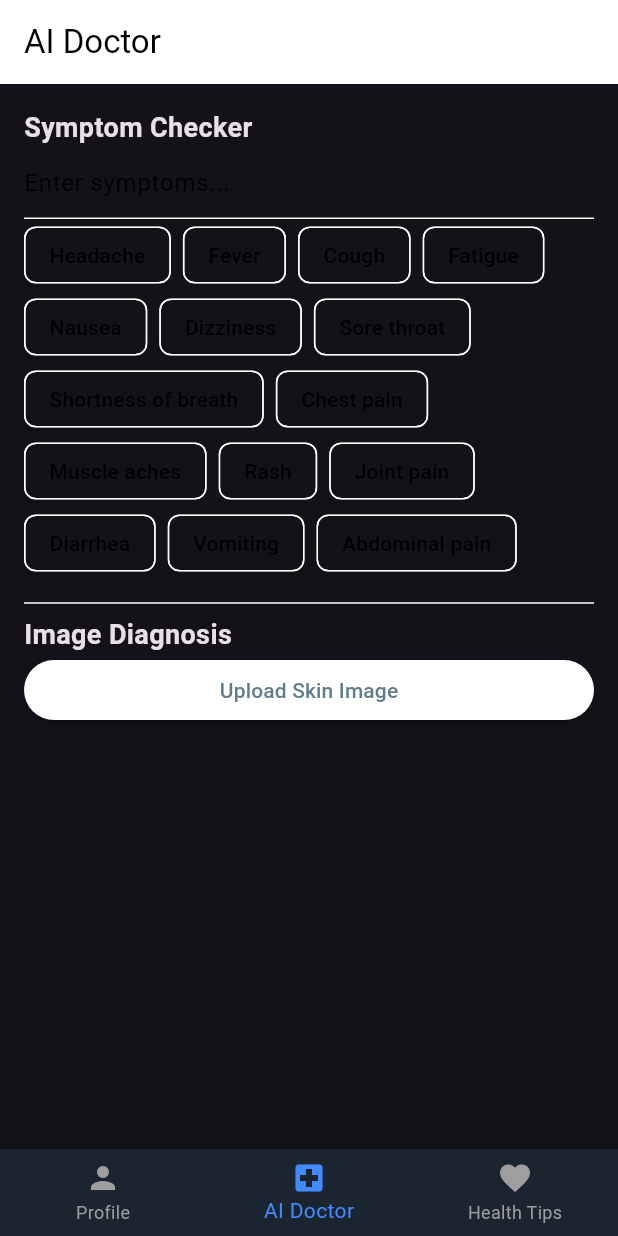
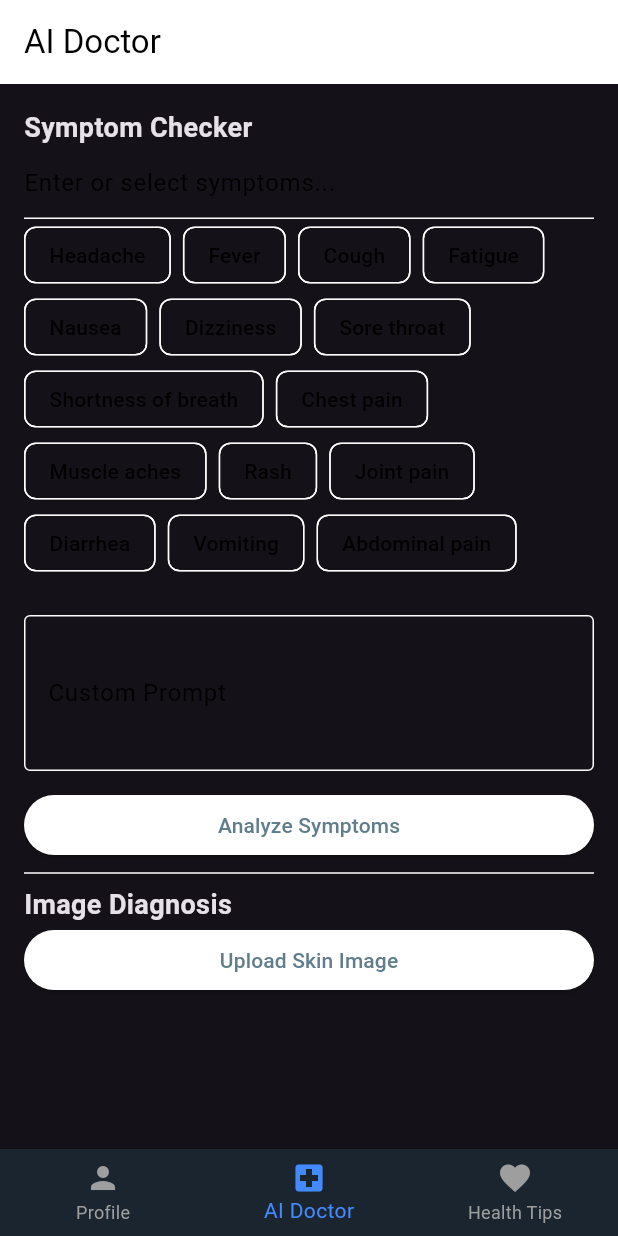
Before and after one commit to harshitt-goel/mydoc_ai, a Flutter app: the screen it shows after launch, on a phone screen of 412 x 824 dp. Run offline on Flutter 3.47's test engine with Material 3 defaults, Android fonts, the phone set to English and light mode, and no system bars; our stand-ins replace flutter_dotenv, google_generative_ai, image_picker; accounts and stored records are empty.

Commit message:
custom prompt option update + existing symptoms as well

```diff
--- a/lib/pages/ai_service.dart
+++ b/lib/pages/ai_service.dart
@@ -1,41 +1,54 @@
-import 'dart:convert';
 import 'dart:typed_data';
 import 'package:flutter_dotenv/flutter_dotenv.dart';
-import 'package:http/http.dart' as http;
 import 'package:google_generative_ai/google_generative_ai.dart';
 
 class AIService {
-  static Future<String> analyzeSymptoms(List<String> symptoms) async {
-    final apiKey = dotenv.env['GEMINI_API_KEY']; // Use GEMINI_API_KEY
+  static Future<String> analyzeSymptoms({
+    required List<String> symptoms,
+    required String customPrompt,
+  }) async {
+    final apiKey = dotenv.env['GEMINI_API_KEY'];
     if (apiKey == null) {
       throw Exception("GEMINI_API_KEY is not set in .env");
     }
 
-    final model = GenerativeModel(model: 'gemini-2.5-pro', apiKey: apiKey); // Initialize Gemini-Pro model
-    final prompt = "Given these symptoms: ${symptoms.join(', ')}, what is the likely illness and treatment plan? Provide a concise answer.";
+    final model = GenerativeModel(model: 'gemini-2.5-pro', apiKey: apiKey);
+
+    // Build final prompt
+    String finalPrompt = '';
+    if (symptoms.isNotEmpty && customPrompt.isNotEmpty) {
+      finalPrompt =
+      "The patient has the following symptoms: ${symptoms.join(', ')}. Additionally, they reported: $customPrompt. Please provide a likely diagnosis and treatment.";
+    } else if (symptoms.isNotEmpty) {
+      finalPrompt =
+      "Given these symptoms: ${symptoms.join(', ')}, what is the likely illness and treatment plan?";
+    } else if (customPrompt.isNotEmpty) {
+      finalPrompt = "Patient says: $customPrompt. What could be the diagnosis and treatment?";
+    } else {
+      return "No symptoms or prompt provided.";
+    }
 
     try {
-      final content = [Content.text(prompt)];
+      final content = [Content.text(finalPrompt)];
       final response = await model.generateContent(content);
-      return response.text ?? "No diagnosis available."; // Get text from response
+      return response.text ?? "No diagnosis available.";
     } catch (e) {
       throw Exception("Gemini Symptom Analysis Error: $e");
     }
   }
 
   static Future<String> analyzeImage(Uint8List imageBytes) async {
-    final apiKey = dotenv.env['GEMINI_API_KEY']; // Use GEMINI_API_KEY
+    final apiKey = dotenv.env['GEMINI_API_KEY'];
     if (apiKey == null) {
       throw Exception("GEMINI_API_KEY is not set in .env");
     }
 
-    // Initialize Gemini-Pro-Vision model for image analysis
     final model = GenerativeModel(model: 'gemini-1.5-flash', apiKey: apiKey);
 
     try {
       final content = [
         Content.text("What is this skin condition and what are some general recommendations?"),
-        Content.data('image/jpeg', imageBytes), // Assuming JPEG, adjust if needed
+        Content.data('image/jpeg', imageBytes),
       ];
       final response = await model.generateContent(content);
       return response.text ?? "No image diagnosis available.";
--- a/lib/pages/doctor_page.dart
+++ b/lib/pages/doctor_page.dart
@@ -1,12 +1,6 @@
-// doctor_page.dart (Updated)
 import 'dart:io';
-import 'dart:typed_data';
-import 'package:flutter/cupertino.dart';
 import 'package:flutter/material.dart';
-import 'package:flutter/services.dart';
 import 'package:image_picker/image_picker.dart';
-import 'package:flutter_dotenv/flutter_dotenv.dart';
-import 'package:flutter/foundation.dart' show debugPrint;
 import 'ai_service.dart';
 
 class DoctorPage extends StatefulWidget {
@@ -19,6 +13,7 @@ class DoctorPage extends StatefulWidget {
 class _DoctorPageState extends State<DoctorPage> {
   final List<String> _selectedSymptoms = [];
   final TextEditingController _symptomController = TextEditingController();
+  final TextEditingController _customPromptController = TextEditingController();
   final List<String> _allSymptoms = [
     'Headache', 'Fever', 'Cough', 'Fatigue', 'Nausea',
     'Dizziness', 'Sore throat', 'Shortness of breath',
@@ -58,16 +53,21 @@ class _DoctorPageState extends State<DoctorPage> {
   }
 
   Future<void> _analyzeSymptoms() async {
-    if (_selectedSymptoms.isEmpty) return;
+    final customPrompt = _customPromptController.text.trim();
+    if (_selectedSymptoms.isEmpty && customPrompt.isEmpty) return;
+
     setState(() {
       _isAnalyzingText = true;
       _textDiagnosis = '';
     });
+
     try {
-      final result = await AIService.analyzeSymptoms(_selectedSymptoms);
+      final result = await AIService.analyzeSymptoms(
+        symptoms: _selectedSymptoms,
+        customPrompt: customPrompt,
+      );
       setState(() => _textDiagnosis = result);
     } catch (e) {
-      debugPrint('Symptom Analysis Error: $e');
       setState(() => _textDiagnosis = 'Error: $e');
     } finally {
       setState(() => _isAnalyzingText = false);
@@ -96,7 +96,6 @@ class _DoctorPageState extends State<DoctorPage> {
       final result = await AIService.analyzeImage(bytes);
       setState(() => _imageDiagnosis = result);
     } catch (e) {
-      debugPrint('Image Analysis Error: $e');
       setState(() => _imageDiagnosis = 'Error: $e');
     } finally {
       setState(() => _isAnalyzingImage = false);
@@ -114,30 +113,47 @@ class _DoctorPageState extends State<DoctorPage> {
             const Text('Symptom Checker', style: TextStyle(fontWeight: FontWeight.bold, fontSize: 18)),
             TextField(
               controller: _symptomController,
-              decoration: const InputDecoration(hintText: 'Enter symptoms...'),
+              decoration: const InputDecoration(hintText: 'Enter or select symptoms...'),
             ),
             Wrap(
               spacing: 8,
-              children: _filteredSymptoms.map((s) => ActionChip(label: Text(s), onPressed: () => _addSymptom(s))).toList(),
+              children: _filteredSymptoms
+                  .map((s) => ActionChip(label: Text(s), onPressed: () => _addSymptom(s)))
+                  .toList(),
             ),
-            const SizedBox(height: 8),
-            if (_selectedSymptoms.isNotEmpty) ...[
+            const SizedBox(height: 12),
+            if (_selectedSymptoms.isNotEmpty)
               Wrap(
                 spacing: 8,
                 children: _selectedSymptoms
-                    .map((s) => Chip(label: Text(s), onDeleted: () => setState(() => _selectedSymptoms.remove(s))))
+                    .map((s) => Chip(
+                  label: Text(s),
+                  onDeleted: () => setState(() => _selectedSymptoms.remove(s)),
+                ))
                     .toList(),
               ),
+            const SizedBox(height: 12),
+            TextField(
+              controller: _customPromptController,
+              maxLines: 3,
+              decoration: const InputDecoration(
+                labelText: 'Custom Prompt',
+                hintText: 'Describe your symptoms or health concern...',
+                border: OutlineInputBorder(),
+              ),
+            ),
+            const SizedBox(height: 12),
             ElevatedButton(
               onPressed: _isAnalyzingText ? null : _analyzeSymptoms,
-                child: _isAnalyzingText ? const CircularProgressIndicator() : const Text('Analyze Symptoms'),
+              child: _isAnalyzingText
+                  ? const CircularProgressIndicator()
+                  : const Text('Analyze Symptoms'),
             ),
             if (_textDiagnosis.isNotEmpty)
               Padding(
                 padding: const EdgeInsets.all(8.0),
                 child: Text(_textDiagnosis),
               ),
-            ],
             const Divider(),
             const Text('Image Diagnosis', style: TextStyle(fontWeight: FontWeight.bold, fontSize: 18)),
             ElevatedButton(onPressed: _pickImage, child: const Text('Upload Skin Image')),
```
Also changed, not shown: 1 other file. Lines whose indentation alone changed are shown as unchanged.
